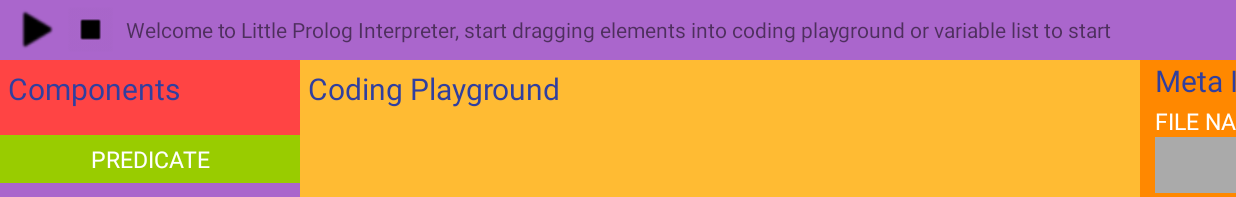
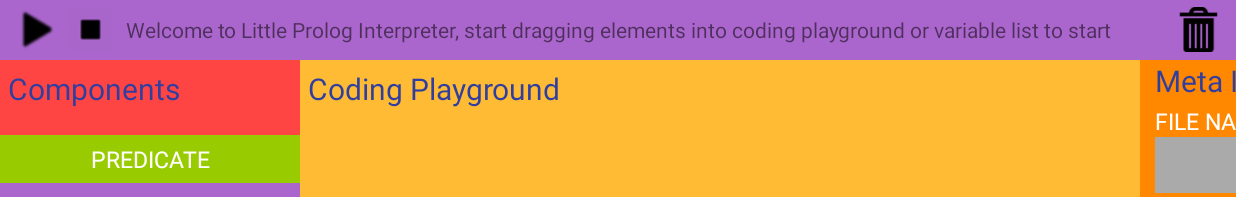
Before and after one commit to godsight/LittlePrologApplication, an Android app: the MainActivity screen opened directly, with no data from a screen before it, on a phone screen of 824 x 412 dp (held sideways). Shown: the top 197 px of the screen. Run offline under Robolectric (Android 15) with nearby library versions, the phone set to English and light mode, and no system bars.

```diff
--- a/app/src/main/java/com/example/godsi/myapplication/DragToDeleteListener.java
+++ b/app/src/main/java/com/example/godsi/myapplication/DragToDeleteListener.java
@@ -50,7 +50,6 @@ public class DragToDeleteListener implements View.OnDragListener {
                 }
 
                 guiUpdater.createConsoleLog(console_text);
-                guiUpdater.hideDustbin();
             case DragEvent.ACTION_DRAG_ENDED:
                 break;
             default:
--- a/app/src/main/java/com/example/godsi/myapplication/GUIUpdater.java
+++ b/app/src/main/java/com/example/godsi/myapplication/GUIUpdater.java
@@ -11,12 +11,6 @@ public interface GUIUpdater {
 
     //update of instruction view based on input
     public void updateInstructions(String instruction);
-
-    //show dustbin to delete elements
-    public void showDustbin ();
-
-    //hide dustbin to delete elements
-    public void hideDustbin ();
 
     //delete views based on their Id
     public void removeView (int viewId);
--- a/app/src/main/java/com/example/godsi/myapplication/LongClickToDragPredicateListener.java
+++ b/app/src/main/java/com/example/godsi/myapplication/LongClickToDragPredicateListener.java
@@ -47,7 +47,6 @@ public class LongClickToDragPredicateListener implements View.OnLongClickListene
 
         //update instruction view
         guiUpdater.updateInstructions(instruction);
-        guiUpdater.showDustbin();
         return true;
     }
 }
--- a/app/src/main/java/com/example/godsi/myapplication/MainScreen.java
+++ b/app/src/main/java/com/example/godsi/myapplication/MainScreen.java
@@ -73,12 +73,6 @@ public class MainScreen extends AppCompatActivity {
 
         public void updateInstructions(String instruction){}
 
-        //show dustbin to delete elements
-        public void showDustbin (){}
-
-        //hide dustbin to delete elements
-        public void hideDustbin (){}
-
         //delete views based on their Id
         public void removeView (int viewId){}
 
--- a/app/src/main/res/layout/main.xml
+++ b/app/src/main/res/layout/main.xml
@@ -40,8 +40,7 @@
             android:layout_height="30dp"
             android:layout_marginRight="10dp"
             android:layout_centerVertical="true"
-            android:layout_alignParentEnd="true"
-            android:visibility="invisible"/>
+            android:layout_alignParentEnd="true" />
     </RelativeLayout>
     <LinearLayout
         android:id="@+id/componentContainer"
--- a/app/src/main/res/values/strings.xml
+++ b/app/src/main/res/values/strings.xml
@@ -17,7 +17,7 @@
     <string name="component_touch_instructions">The components are the basic building blocks of a LittleProlog program</string>
     <string name="playground_touch_instructions">The coding playground is where you build your code by dragging components</string>
     <string name="variablelist_touch_instructions">The variable list contains all the variables created in this program</string>
-    <string name="drag_delete_instructions">Drag to dustbin to delete</string>
+    <string name="drag_delete_instructions">Drag elements to dustbin to delete</string>
     <string name="console_touch_instructions">The console shows the results of the actions performed</string>
     <string name="predicate_drag_instructions">Predicate and parameter values can be updated through keyboard or dragging in variables</string>
     <string name="predicate_drag_error">Only predicates can be added into the coding playground</string>
```
Also changed, not shown: app/src/main/java/com/example/godsi/myapplication/MainActivity.java (+8 -10 lines), app/src/main/java/com/example/godsi/myapplication/MetaInfo.java (+4 -4 lines).
